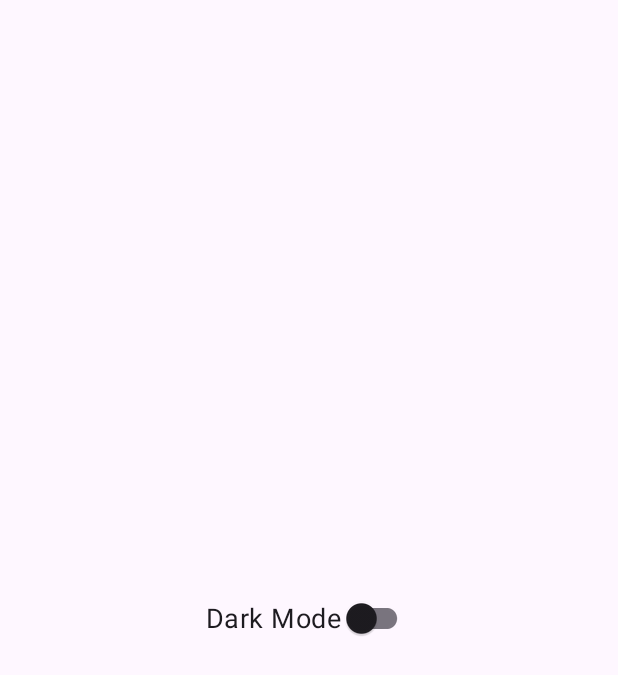
After one commit to uqisya/bangkit-md, an Android app: the ConfigActivity screen opened directly, with no data from a screen before it, on a phone screen of 412 x 824 dp. The commit adds this screen. Shown: the top 675 px of the screen. Run offline under Robolectric (Android 15) with nearby library versions, the phone set to English and light mode, and no system bars.

Commit message:
feat(submission): Add menu toolbar (ready to redirect to the config page)

```diff
--- a/Android_Fundamental/submission/RefactorGithubSubmissionAPI_2/app/src/main/AndroidManifest.xml
+++ b/Android_Fundamental/submission/RefactorGithubSubmissionAPI_2/app/src/main/AndroidManifest.xml
@@ -14,6 +14,9 @@
         android:supportsRtl="true"
         android:theme="@style/Theme.RefactorGithubSubmissionAPI"
         tools:targetApi="31">
+        <activity
+            android:name=".ui.view.ConfigActivity"
+            android:exported="false" />
         <activity
             android:name=".ui.view.FavoriteUsersListActivity"
             android:exported="false" />
--- /dev/null
+++ b/Android_Fundamental/submission/RefactorGithubSubmissionAPI_2/app/src/main/java/com/dicoding/refactorgithubsubmissionapi/ui/view/ConfigActivity.kt
@@ -0,0 +1,34 @@
+package com.dicoding.refactorgithubsubmissionapi.ui.view
+
+import android.os.Bundle
+import android.widget.CompoundButton
+import androidx.activity.enableEdgeToEdge
+import androidx.appcompat.app.AppCompatActivity
+import androidx.appcompat.app.AppCompatDelegate
+import androidx.core.view.ViewCompat
+import androidx.core.view.WindowInsetsCompat
+import com.dicoding.refactorgithubsubmissionapi.R
+import com.dicoding.refactorgithubsubmissionapi.databinding.ActivityConfigBinding
+import com.google.android.material.switchmaterial.SwitchMaterial
+
+class ConfigActivity : AppCompatActivity() {
+
+    private lateinit var binding: ActivityConfigBinding
+    override fun onCreate(savedInstanceState: Bundle?) {
+        super.onCreate(savedInstanceState)
+        binding = ActivityConfigBinding.inflate(layoutInflater)
+        setContentView(binding.root)
+
+        val switchTheme: SwitchMaterial = binding.switchTheme
+
+        switchTheme.setOnCheckedChangeListener { _: CompoundButton?, isChecked ->
+            if (isChecked) {
+                AppCompatDelegate.setDefaultNightMode(AppCompatDelegate.MODE_NIGHT_YES)
+                switchTheme.isChecked = true
+            } else {
+                AppCompatDelegate.setDefaultNightMode(AppCompatDelegate.MODE_NIGHT_NO)
+                switchTheme.isChecked = false
+            }
+        }
+    }
+}
--- /dev/null
+++ b/Android_Fundamental/submission/RefactorGithubSubmissionAPI_2/app/src/main/res/drawable/ic_bookmark_24dp.xml
@@ -0,0 +1,5 @@
+<vector xmlns:android="http://schemas.android.com/apk/res/android" android:height="24dp" android:tint="#000000" android:viewportHeight="24" android:viewportWidth="24" android:width="24dp">
+
+    <path android:fillColor="@android:color/white" android:pathData="M17,3H7c-1.1,0 -1.99,0.9 -1.99,2L5,21l7,-3 7,3V5c0,-1.1 -0.9,-2 -2,-2z"/>
+
+</vector>
--- /dev/null
+++ b/Android_Fundamental/submission/RefactorGithubSubmissionAPI_2/app/src/main/res/drawable/ic_brightness_high_24.xml
@@ -0,0 +1,5 @@
+<vector xmlns:android="http://schemas.android.com/apk/res/android" android:height="24dp" android:tint="#000000" android:viewportHeight="24" android:viewportWidth="24" android:width="24dp">
+
+    <path android:fillColor="@android:color/white" android:pathData="M20,8.69L20,4h-4.69L12,0.69 8.69,4L4,4v4.69L0.69,12 4,15.31L4,20h4.69L12,23.31 15.31,20L20,20v-4.69L23.31,12 20,8.69zM12,18c-3.31,0 -6,-2.69 -6,-6s2.69,-6 6,-6 6,2.69 6,6 -2.69,6 -6,6zM12,8c-2.21,0 -4,1.79 -4,4s1.79,4 4,4 4,-1.79 4,-4 -1.79,-4 -4,-4z"/>
+
+</vector>
--- /dev/null
+++ b/Android_Fundamental/submission/RefactorGithubSubmissionAPI_2/app/src/main/res/drawable/ic_dark_mode_24dp.xml
@@ -0,0 +1,5 @@
+<vector xmlns:android="http://schemas.android.com/apk/res/android" android:height="24dp" android:tint="#000000" android:viewportHeight="24" android:viewportWidth="24" android:width="24dp">
+
+    <path android:fillColor="@android:color/white" android:pathData="M12,3c-4.97,0 -9,4.03 -9,9s4.03,9 9,9s9,-4.03 9,-9c0,-0.46 -0.04,-0.92 -0.1,-1.36c-0.98,1.37 -2.58,2.26 -4.4,2.26c-2.98,0 -5.4,-2.42 -5.4,-5.4c0,-1.81 0.89,-3.42 2.26,-4.4C12.92,3.04 12.46,3 12,3L12,3z"/>
+
+</vector>
--- /dev/null
+++ b/Android_Fundamental/submission/RefactorGithubSubmissionAPI_2/app/src/main/res/layout/activity_config.xml
@@ -0,0 +1,21 @@
+<?xml version="1.0" encoding="utf-8"?>
+<androidx.constraintlayout.widget.ConstraintLayout xmlns:android="http://schemas.android.com/apk/res/android"
+    xmlns:app="http://schemas.android.com/apk/res-auto"
+    xmlns:tools="http://schemas.android.com/tools"
+    android:id="@+id/main"
+    android:layout_width="match_parent"
+    android:layout_height="match_parent"
+    tools:context=".ui.view.ConfigActivity">
+
+    <com.google.android.material.switchmaterial.SwitchMaterial
+        android:id="@+id/switch_theme"
+        android:layout_width="wrap_content"
+        android:layout_height="wrap_content"
+        android:text="@string/dark_mode"
+        android:textSize="18sp"
+        app:layout_constraintBottom_toBottomOf="parent"
+        app:layout_constraintEnd_toEndOf="parent"
+        app:layout_constraintStart_toStartOf="parent"
+        app:layout_constraintTop_toTopOf="parent" />
+
+</androidx.constraintlayout.widget.ConstraintLayout>
--- a/Android_Fundamental/submission/RefactorGithubSubmissionAPI_2/app/src/main/res/values/strings.xml
+++ b/Android_Fundamental/submission/RefactorGithubSubmissionAPI_2/app/src/main/res/values/strings.xml
@@ -12,4 +12,6 @@
     <string name="no_data">No data</string>
     <string name="add_to_favorite">add to favorite</string>
     <string name="list_favorite_user">List Favorite User</string>
+    <string name="config_page">Setting (Configuration)</string>
+    <string name="dark_mode">Dark Mode</string>
 </resources>
```
Also changed, not shown: Android_Fundamental/submission/RefactorGithubSubmissionAPI_2/app/src/main/java/com/dicoding/refactorgithubsubmissionapi/ui/view/MainActivity.kt (+22 -1 lines), Android_Fundamental/submission/RefactorGithubSubmissionAPI_2/app/src/main/res/layout/activity_main.xml (+40 -30 lines), Android_Fundamental/submission/RefactorGithubSubmissionAPI_2/app/src/main/res/menu/config_menu.xml (added, +8 -0 lines).
